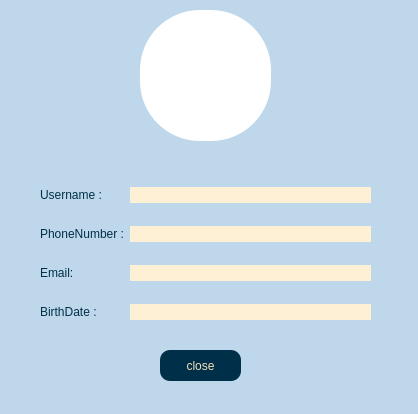
The window that client/profile.ui (AP-projects-4001/jan-ghahve) describes before a commit, drawn with Qt 5.
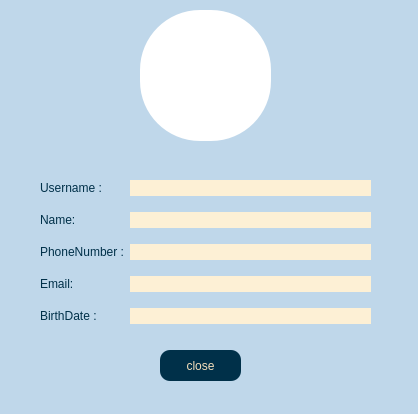
The same window after the commit.

```diff
--- a/client/profile.ui
+++ b/client/profile.ui
@@ -27,7 +27,18 @@
     </rect>
    </property>
    <layout class="QGridLayout" name="gridLayout">
-    <item row="2" column="0">
+    <item row="4" column="1">
+     <widget class="QLineEdit" name="led_birth">
+      <property name="styleSheet">
+       <string notr="true">background-color:rgb(253, 240, 213);
+border-radius: 10%;</string>
+      </property>
+      <property name="readOnly">
+       <bool>true</bool>
+      </property>
+     </widget>
+    </item>
+    <item row="3" column="0">
      <widget class="QLabel" name="lbl_email">
       <property name="styleSheet">
        <string notr="true">color:rgb(0, 48, 73);</string>
@@ -37,7 +48,17 @@
       </property>
      </widget>
     </item>
-    <item row="3" column="0">
+    <item row="2" column="0">
+     <widget class="QLabel" name="lbl_phonenum">
+      <property name="styleSheet">
+       <string notr="true">color:rgb(0, 48, 73);</string>
+      </property>
+      <property name="text">
+       <string>PhoneNumber :</string>
+      </property>
+     </widget>
+    </item>
+    <item row="4" column="0">
      <widget class="QLabel" name="lbl_birth">
       <property name="styleSheet">
        <string notr="true">color:rgb(0, 48, 73);</string>
@@ -48,38 +69,6 @@
      </widget>
     </item>
     <item row="2" column="1">
-     <widget class="QLineEdit" name="led_email">
-      <property name="styleSheet">
-       <string notr="true">background-color:rgb(253, 240, 213);
-border-radius: 10%;</string>
-      </property>
-      <property name="readOnly">
-       <bool>true</bool>
-      </property>
-     </widget>
-    </item>
-    <item row="0" column="1">
-     <widget class="QLineEdit" name="led_username">
-      <property name="styleSheet">
-       <string notr="true">background-color:rgb(253, 240, 213);
-border-radius: 10%;</string>
-      </property>
-      <property name="readOnly">
-       <bool>true</bool>
-      </property>
-     </widget>
-    </item>
-    <item row="1" column="0">
-     <widget class="QLabel" name="lbl_phonenum">
-      <property name="styleSheet">
-       <string notr="true">color:rgb(0, 48, 73);</string>
-      </property>
-      <property name="text">
-       <string>PhoneNumber :</string>
-      </property>
-     </widget>
-    </item>
-    <item row="1" column="1">
      <widget class="QLineEdit" name="led_phonenum">
       <property name="styleSheet">
        <string notr="true">background-color:rgb(253, 240, 213);
@@ -91,7 +80,7 @@
      </widget>
     </item>
     <item row="0" column="0">
-     <widget class="QLabel" name="0">
+     <widget class="QLabel" name="lbl_username">
       <property name="styleSheet">
        <string notr="true">color:rgb(0, 48, 73);</string>
       </property>
@@ -100,8 +89,19 @@
       </property>
      </widget>
     </item>
+    <item row="0" column="1">
+     <widget class="QLineEdit" name="led_username">
+      <property name="styleSheet">
+       <string notr="true">background-color:rgb(253, 240, 213);
+border-radius: 10%;</string>
+      </property>
+      <property name="readOnly">
+       <bool>true</bool>
+      </property>
+     </widget>
+    </item>
     <item row="3" column="1">
-     <widget class="QLineEdit" name="led_birth">
+     <widget class="QLineEdit" name="led_email">
       <property name="styleSheet">
        <string notr="true">background-color:rgb(253, 240, 213);
 border-radius: 10%;</string>
@@ -111,6 +111,27 @@
       </property>
      </widget>
     </item>
+    <item row="1" column="1">
+     <widget class="QLineEdit" name="led_name">
+      <property name="styleSheet">
+       <string notr="true">background-color:rgb(253, 240, 213);
+border-radius: 10%;</string>
+      </property>
+      <property name="readOnly">
+       <bool>true</bool>
+      </property>
+     </widget>
+    </item>
+    <item row="1" column="0">
+     <widget class="QLabel" name="lbl_name">
+      <property name="styleSheet">
+       <string notr="true">color:rgb(0, 48, 73);</string>
+      </property>
+      <property name="text">
+       <string>Name:</string>
+      </property>
+     </widget>
+    </item>
    </layout>
   </widget>
   <widget class="QGraphicsView" name="image_graphicsView">
```
